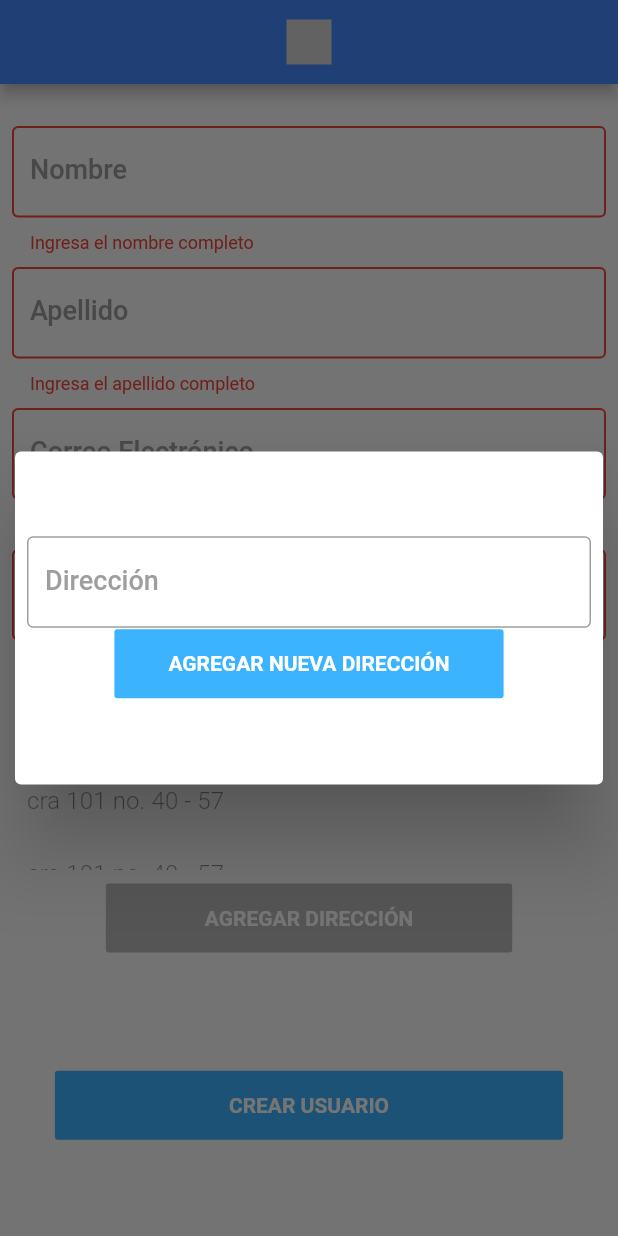
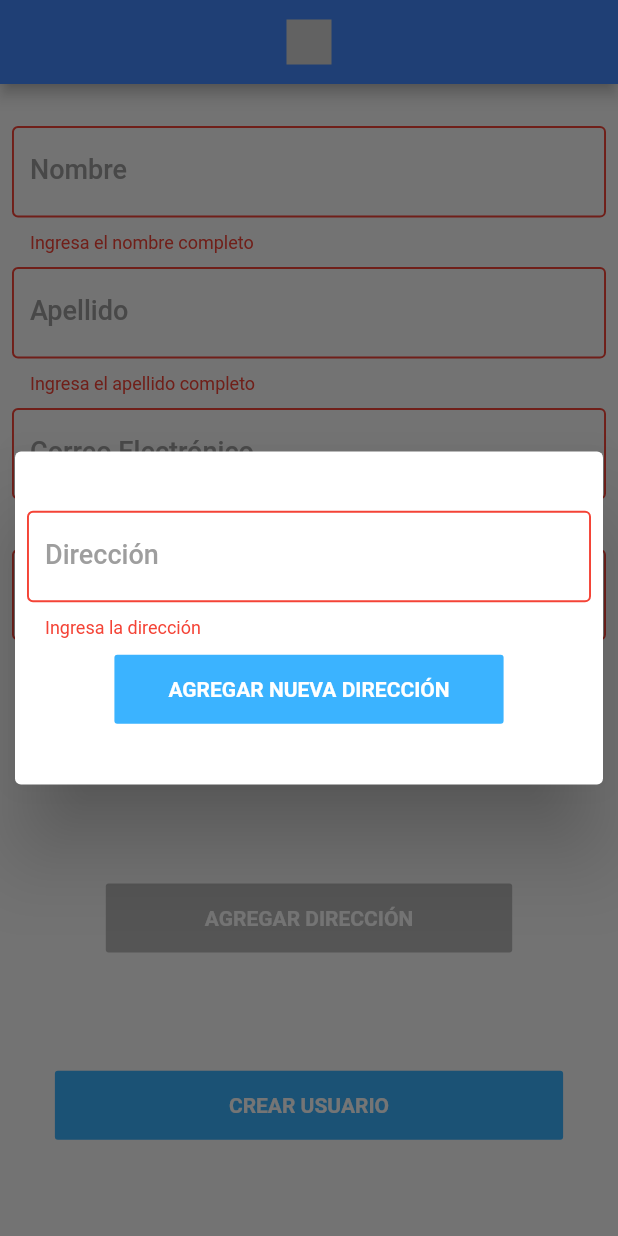
Before and after one commit to valenzuela21/double_v_partners_flutter, a Flutter app: the CreatePage screen opened by its route, after a tap on "AGREGAR DIRECCIÓN", on a phone screen of 412 x 824 dp. Run offline on Flutter 3.47's test engine with Material 2 defaults, Android fonts, the phone set to English and light mode, and no system bars; our stand-ins replace bloc, calendar_date_picker2, equatable, flutter_bloc, flutter_svg.

Commit message:
Update Lista Address

```diff
--- a/lib/blocs/addres_list/address_list_bloc.dart
+++ b/lib/blocs/addres_list/address_list_bloc.dart
@@ -1,15 +1,20 @@
-import 'dart:async';
-
 import 'package:bloc/bloc.dart';
+import 'package:double_partners/models/address.model.dart';
 import 'package:equatable/equatable.dart';
 
 part 'address_list_event.dart';
+
 part 'address_list_state.dart';
 
 class AddressListBloc extends Bloc<AddressListEvent, AddressListState> {
-  AddressListBloc() : super(AddressListInitial()) {
-    on<AddressListEvent>((event, emit) {
-      // TODO: implement event handler
-    });
+  AddressListBloc() : super(AddressListState.initial()) {
+    on<AddAddressEvent>(_addDate);
+  }
+
+  void  _addDate(AddAddressEvent event, Emitter<AddressListState> emit){
+    final newData = AddressModel(address: event.address );
+
+    final newAddress = [...state.listAddress, newData];
+    emit(state.copyWith(listAddress: newAddress));
   }
 }
--- a/lib/blocs/addres_list/address_list_event.dart
+++ b/lib/blocs/addres_list/address_list_event.dart
@@ -2,4 +2,21 @@ part of 'address_list_bloc.dart';
 
 abstract class AddressListEvent extends Equatable {
   const AddressListEvent();
+
+  @override
+  List<Object> get props => [];
 }
+
+class AddAddressEvent extends AddressListEvent {
+  final String address;
+
+  const AddAddressEvent({required this.address});
+
+  @override
+  List<Object> get props => [address];
+
+  @override
+  String toString() {
+    return 'AddDateEvent{address: $address}';
+  }
+}
--- a/lib/blocs/addres_list/address_list_state.dart
+++ b/lib/blocs/addres_list/address_list_state.dart
@@ -1,10 +1,28 @@
 part of 'address_list_bloc.dart';
 
-abstract class AddressListState extends Equatable {
-  const AddressListState();
+
+class AddressListState extends Equatable {
+  final List<AddressModel> listAddress;
+
+  AddressListState({
+    required this.listAddress
+});
+
+  factory AddressListState.initial(){
+    return AddressListState(listAddress: []);
+  }
+
+  @override
+  List<Object> get props => [listAddress];
+
+  @override
+  String toString() {
+    return 'AddressListState{listDates: $listAddress}';
+  }
+
+  AddressListState copyWith({
+    List<AddressModel>? listAddress
+}){
+    return AddressListState(listAddress: listAddress ?? this.listAddress);
+  }
 }
-
-class AddressListInitial extends AddressListState {
-  @override
-  List<Object> get props => [];
-}
--- a/lib/blocs/info_list/info_list_bloc.dart
+++ b/lib/blocs/info_list/info_list_bloc.dart
@@ -1,7 +1,7 @@
 import 'package:bloc/bloc.dart';
 import 'package:equatable/equatable.dart';
 
-import '../../models/info_model.dart';
+import '../../models/info.model.dart';
 
 part 'info_list_event.dart';
 part 'info_list_state.dart';
--- a/lib/main.dart
+++ b/lib/main.dart
@@ -1,3 +1,4 @@
+import 'package:double_partners/blocs/addres_list/address_list_bloc.dart';
 import 'package:double_partners/blocs/info_list/info_list_bloc.dart';
 import 'package:double_partners/presentation/routes/route.dart';
 import 'package:double_partners/presentation/themes/app.theme.dart';
@@ -16,7 +17,8 @@ class MyApp extends StatelessWidget {
   Widget build(BuildContext context) {
     return MultiBlocProvider(
       providers: [
-        BlocProvider<InfoListBloc>(create: (context) => InfoListBloc())
+        BlocProvider<InfoListBloc>(create: (context) => InfoListBloc()),
+        BlocProvider<AddressListBloc>(create: (context) => AddressListBloc())
       ],
       child: MaterialApp(
         title: 'Double V Partners',
--- /dev/null
+++ b/lib/models/address.model.dart
@@ -0,0 +1,20 @@
+import 'package:double_partners/models/info.model.dart';
+import 'package:equatable/equatable.dart';
+
+class  AddressModel extends Equatable{
+  final String id;
+  final String address;
+
+  AddressModel({
+    String? id,
+    required this.address
+}): this.id =  id ?? uuid.v4();
+
+  @override
+  List<Object> get props => [address];
+
+  @override
+  String toString() {
+    return 'AddressModel{id: $id, address: $address}';
+  }
+}
--- a/lib/presentation/pages/create.page.dart
+++ b/lib/presentation/pages/create.page.dart
@@ -1,3 +1,4 @@
+import 'package:double_partners/blocs/addres_list/address_list_bloc.dart';
 import 'package:double_partners/blocs/info_list/info_list_bloc.dart';
 import 'package:double_partners/presentation/components/form/input.form.dart';
 import 'package:double_partners/presentation/components/modal.component.dart';
@@ -35,6 +36,7 @@ class _CreatePageState extends State<CreatePage> {
   Widget build(BuildContext context) {
     final colorScheme = Theme.of(context).colorScheme;
     final size = MediaQuery.of(context).size;
+    final emailValid = RegExp(r"^[a-zA-Z0-9.a-zA-Z0-9.!#$%&'*+-/=?^_`{|}~]+@[a-zA-Z0-9]+\.[a-zA-Z]+");
     return Layout(
         child: Form(
       key: _formKey,
@@ -95,6 +97,9 @@ class _CreatePageState extends State<CreatePage> {
                     if (value == null || value.trim().isEmpty) {
                       return "Ingresa el email completo";
                     }
+                    if(!emailValid.hasMatch(value)) {
+                      return "Ingresa el email correctmente";
+                    }
                     return null;
                   },
                 ),
@@ -121,19 +126,7 @@ class _CreatePageState extends State<CreatePage> {
                   },
                 ),
                 const SizedBox(height: 8),
-                SizedBox(
-                  height: 120,
-                  child: ListView.builder(
-                      itemCount: 20,
-                      itemBuilder: (BuildContext context, int index) {
-                        return Container(
-                          padding: const EdgeInsets.symmetric(horizontal: 10, vertical: 15),
-                          color: Colors.transparent,
-                          child: Text("cra 101 no. 40 - 57",
-                              style: Theme.of(context).textTheme.titleSmall),
-                        );
-                      }),
-                ),
+                ListAddressWidget(),
                 const SizedBox(height: 8),
                 MaterialButton(
                     disabledColor: Theme.of(context).colorScheme.secondary,
@@ -188,13 +181,43 @@ class _CreatePageState extends State<CreatePage> {
   }
 }
 
+class ListAddressWidget extends StatelessWidget {
+  const ListAddressWidget({
+    super.key,
+  });
+
+  @override
+  Widget build(BuildContext context) {
+    final  listAddress = context.read<AddressListBloc>().state.listAddress;
+    return SizedBox(
+      height: 120,
+      child: ListView.builder(
+          itemCount: listAddress.length,
+          itemBuilder: (BuildContext context, int index) {
+            return Container(
+              padding: const EdgeInsets.symmetric(horizontal: 10, vertical: 15),
+              color: Colors.transparent,
+              child: Text(listAddress[index].address,
+                  style: Theme.of(context).textTheme.titleSmall),
+            );
+          }),
+    );
+  }
+}
+
 class AddNewAddress extends StatelessWidget {
-  const AddNewAddress({Key? key}) : super(key: key);
+  late final String addressTxt;
+  final GlobalKey<FormState> _formKey = GlobalKey<FormState>();
+  final AutovalidateMode _autoValidateMode = AutovalidateMode.always;
 
   @override
   Widget build(BuildContext context) {
     final colorScheme = Theme.of(context).colorScheme;
-    return Column(
+
+    return Form(
+      key: _formKey,
+      autovalidateMode: _autoValidateMode,
+      child: Column(
         crossAxisAlignment: CrossAxisAlignment.center,
         mainAxisAlignment: MainAxisAlignment.center,
         children: [
@@ -212,7 +235,12 @@ class AddNewAddress extends StatelessWidget {
               }
               return null;
             },
-          onSaved: (String? value) {},
+            onSaved: (String? value) {
+              addressTxt = value!;
+            },
+          ),
+          const SizedBox(
+            height: 9,
           ),
           MaterialButton(
               disabledColor: Theme.of(context).colorScheme.primary,
@@ -222,7 +250,12 @@ class AddNewAddress extends StatelessWidget {
               elevation: 0,
               color: Theme.of(context).colorScheme.tertiary,
               onPressed: () {
-              Navigator.pushNamed(context, "/create");
+                var valid = _formKey.currentState!.validate();
+                if(valid){
+                  _formKey.currentState?.save();
+                  context.read<AddressListBloc>().add(AddAddressEvent(address: addressTxt));
+                  Navigator.of(context).pop();
+                }
               },
               child: Container(
                 padding: const EdgeInsets.symmetric(horizontal: 20, vertical: 15),
@@ -231,6 +264,7 @@ class AddNewAddress extends StatelessWidget {
                         color: Colors.white, fontWeight: FontWeight.w700)),
               )),
         ],
+      ),
     );
   }
 }
--- a/lib/presentation/pages/detail.page.dart
+++ b/lib/presentation/pages/detail.page.dart
@@ -1,4 +1,4 @@
-import 'package:double_partners/models/info_model.dart';
+import 'package:double_partners/models/info.model.dart';
 import 'package:double_partners/presentation/shared/layout.shared.dart';
 import 'package:flutter/material.dart';
 
--- a/lib/presentation/pages/home.page.dart
+++ b/lib/presentation/pages/home.page.dart
@@ -1,5 +1,4 @@
 import 'package:double_partners/blocs/info_list/info_list_bloc.dart';
-import 'package:double_partners/presentation/shared/layout.shared.dart';
 import 'package:double_partners/presentation/shared/layout_custom.shared.dart';
 import 'package:flutter/material.dart';
 import 'package:flutter_bloc/flutter_bloc.dart';
```
Also changed, not shown: lib/models/info.model.dart (renamed from lib/models/info_model.dart). Lines whose indentation alone changed are shown as unchanged.
